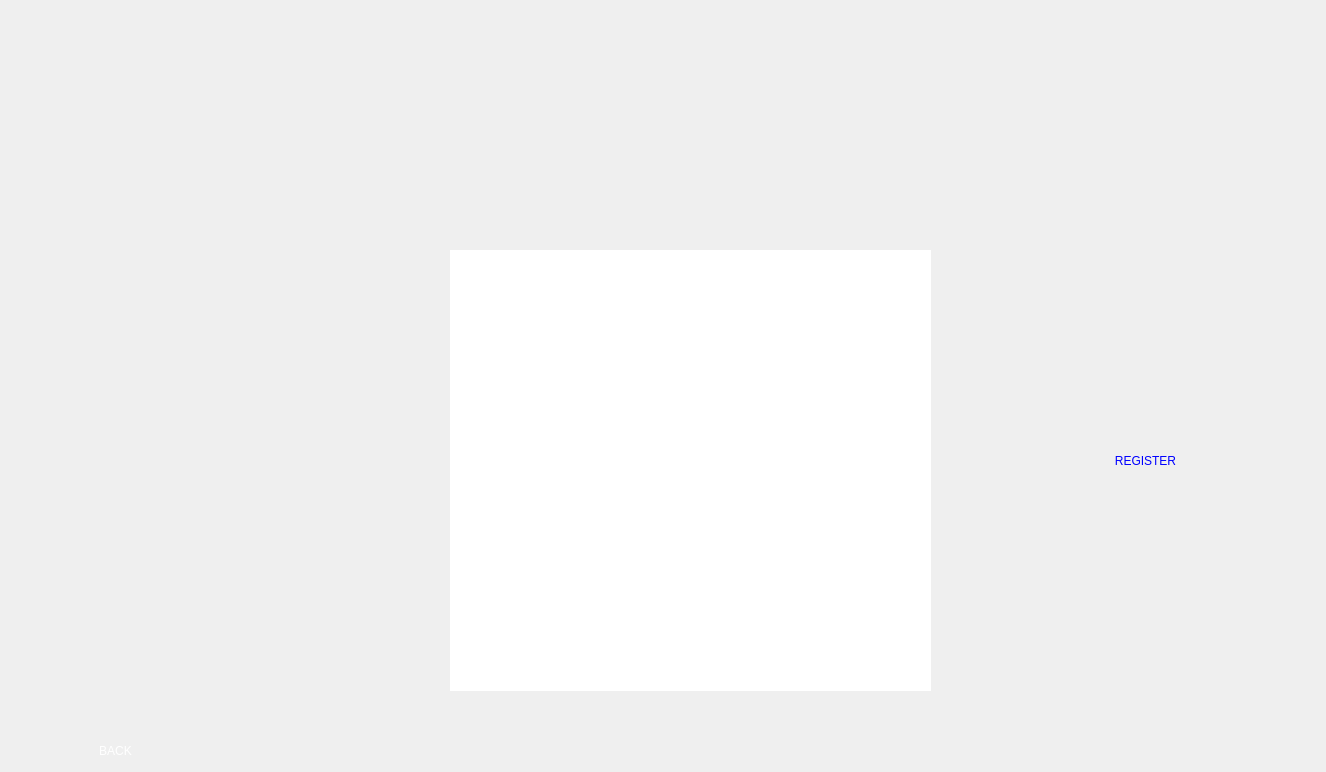
0Abdalla0/courseRegistration, file registercourse.ui: the form before one commit.
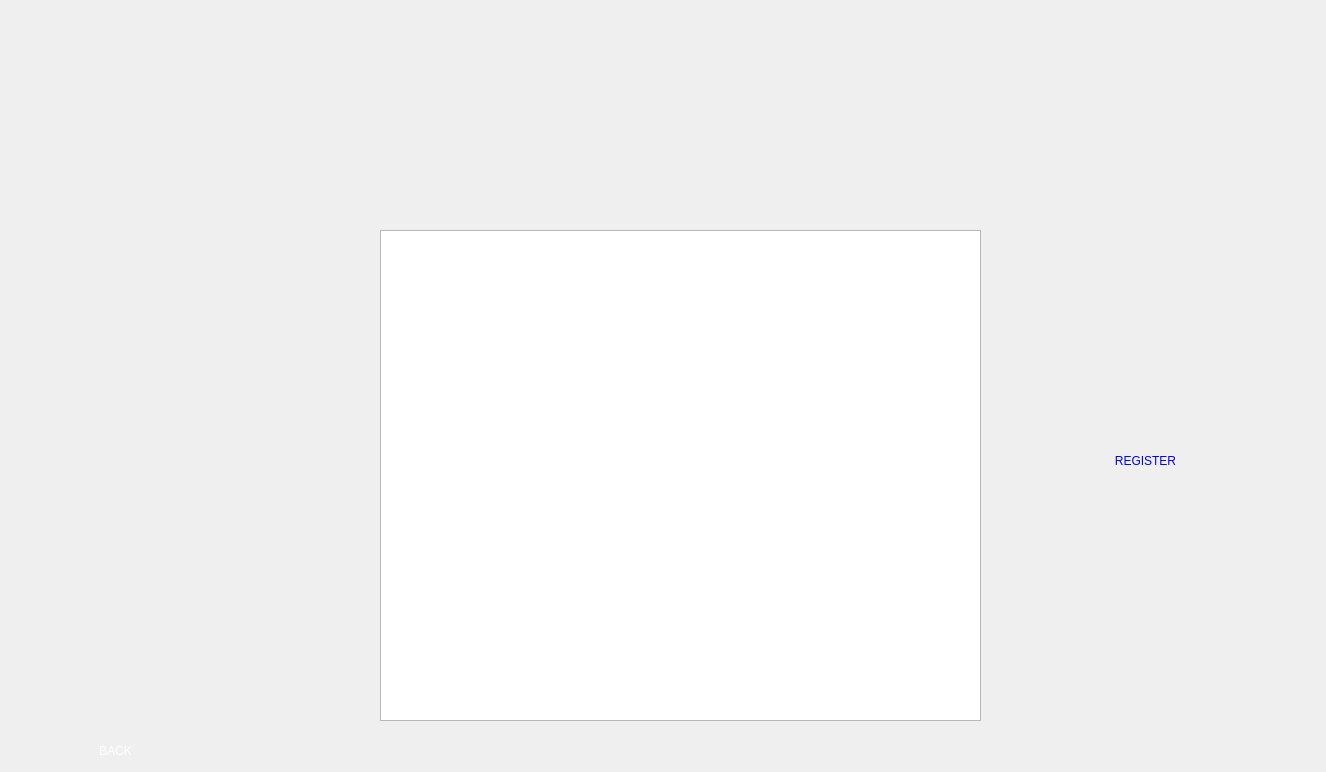
The form after the commit. Icons and pictures are not drawn.

The edit to the form file:
```diff
--- a/registercourse.ui
+++ b/registercourse.ui
@@ -40,16 +40,17 @@
   <widget class="QTableWidget" name="titleItem">
    <property name="geometry">
     <rect>
-     <x>450</x>
-     <y>250</y>
-     <width>481</width>
-     <height>441</height>
+     <x>380</x>
+     <y>230</y>
+     <width>601</width>
+     <height>491</height>
     </rect>
    </property>
    <property name="styleSheet">
     <string notr="true">background-image: url(:/imgs/images/white.jpg);
 font: 14pt &quot;Segoe UI&quot;;
-border-radius:25%</string>
+
+  </string>
    </property>
   </widget>
   <widget class="QPushButton" name="registerBtn">
```
Left out of the diff: 3 changed lines with no effect on the pictures.
